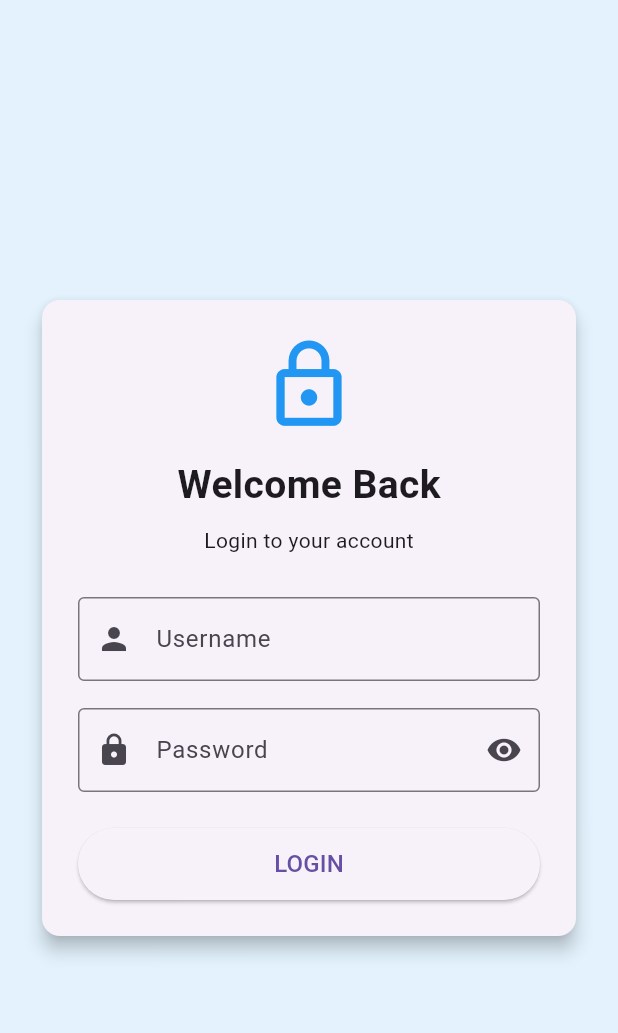
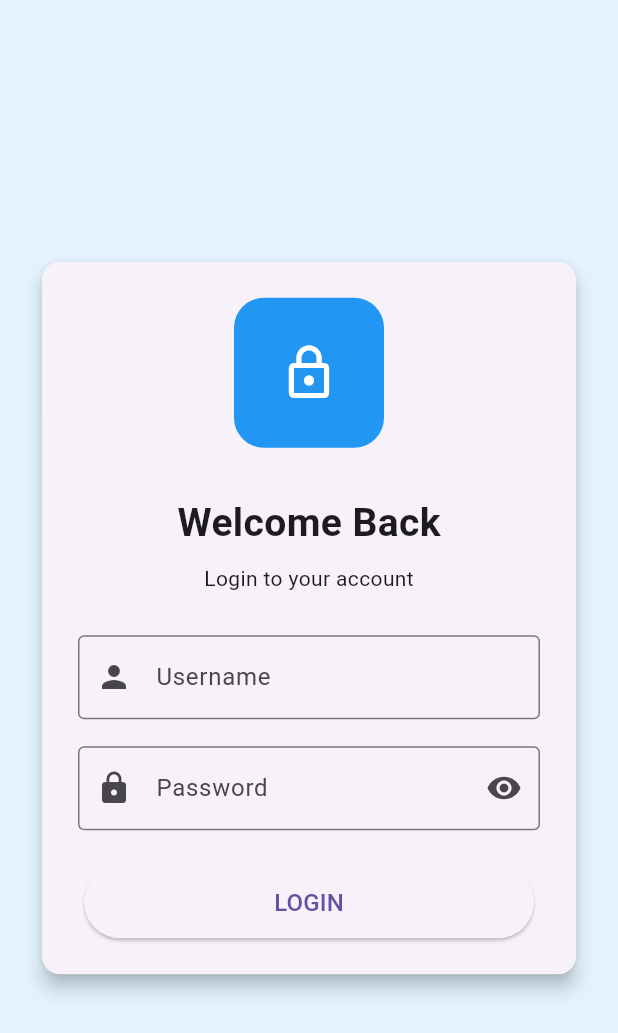
Before and after one commit to abuhuraira33/Restaurent-App, a Flutter app: the LoginPage screen opened directly, on a phone screen of 412 x 824 dp. Shown: the top 1033 px of the screen. Run offline on Flutter 3.47's test engine with Material 3 defaults, Android fonts, the phone set to English and light mode, and no system bars.

Commit message:
Add login and menu animations

```diff
--- a/lib/login.dart
+++ b/lib/login.dart
@@ -33,6 +33,23 @@ class LoginPage extends StatefulWidget {
 }
 
 class _LoginPageState extends State<LoginPage> {
+  double _containerHeight = 100;
+  double _containerWidth = 100;
+  bool _showLoginForm = false;
+  double _buttonWidth = 300;
+  void _animateContainer() { //container ka size change ho ga
+    setState(() {
+      _showLoginForm = !_showLoginForm;
+
+      if (_showLoginForm) {
+        _containerHeight = 150;
+        _containerWidth = 250;
+      } else {
+        _containerHeight = 100;
+        _containerWidth = 100;
+      }
+    });
+  }
   final _formKey = GlobalKey<FormState>();
   final _usernameController = TextEditingController();
   final _passwordController = TextEditingController();
@@ -85,11 +102,26 @@ class _LoginPageState extends State<LoginPage> {
                 child: Column(
                   mainAxisSize: MainAxisSize.min,
                   children: [
-                    const Icon(
-                      Icons.lock_outline,
-                      size: 65,
-                      color: Colors.blue,
+                    AnimatedContainer(
+                      duration: const Duration(milliseconds: 800),
+                      curve: Curves.easeInOut,
+                      height: _containerHeight,
+                      width: _containerWidth,
+                      decoration: BoxDecoration(
+                        color: Colors.blue,
+                        borderRadius: BorderRadius.circular(20),
+                      ),
+                      child: IconButton(
+                        onPressed: _animateContainer,
+                        icon: const Icon(
+                          Icons.lock_outline,
+                          color: Colors.white,
+                          size: 40,
+                        ),
+                      ),
                     ),
+                    const SizedBox(height: 16),
+
                     const SizedBox(height: 16),
                     const Text(
                       'Welcome Back',
@@ -152,11 +184,18 @@ class _LoginPageState extends State<LoginPage> {
 
                     const SizedBox(height: 24),
 
-                    SizedBox(
-                      width: double.infinity,
+                    AnimatedContainer(
+                      duration: const Duration(milliseconds: 300),
+                      width: _buttonWidth,
                       height: 48,
                       child: ElevatedButton(
-                        onPressed: _login,
+                        onPressed: () {
+                          setState(() {
+                            _buttonWidth = _buttonWidth == 300 ? 250 : 300;
+                          });
+
+                          _login();
+                        },
                         child: const Text(
                           'LOGIN',
                           style: TextStyle(fontSize: 16),
```
Also changed, not shown: lib/main.dart (+58 -28 lines).
